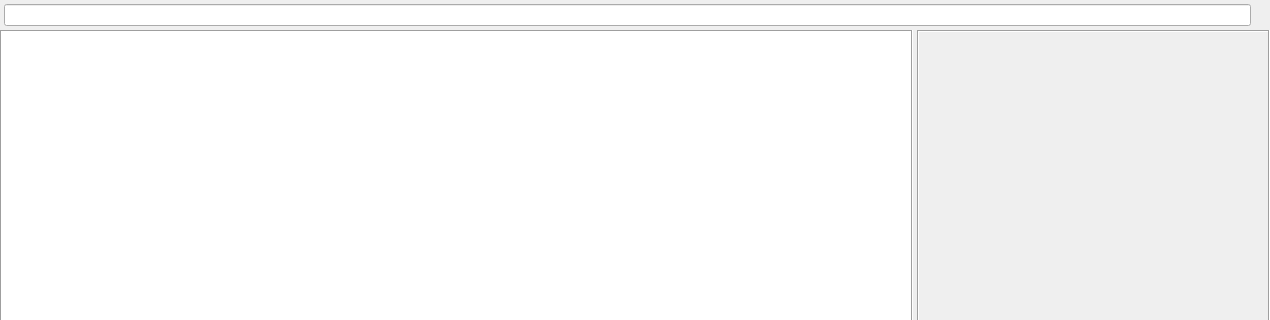
Above: src/home/flibrary/gui/ImageViewer.ui from heimdallr/books before the change; both pictures show x 0 to 1270 and y 0 to 320 of the 1270 by 677 pixel window. Below: the same form after it.
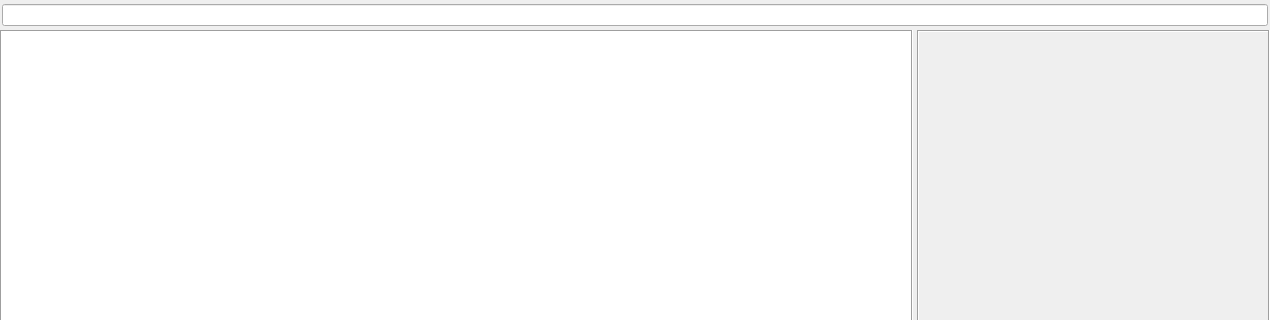
That is the form after the change. Icons and pictures are not drawn.

Patch:
```diff
--- a/src/home/flibrary/gui/ImageViewer.ui
+++ b/src/home/flibrary/gui/ImageViewer.ui
@@ -32,13 +32,13 @@
       <number>8</number>
      </property>
      <property name="leftMargin">
-      <number>4</number>
+      <number>2</number>
      </property>
      <property name="topMargin">
       <number>4</number>
      </property>
      <property name="rightMargin">
-      <number>4</number>
+      <number>2</number>
      </property>
      <property name="bottomMargin">
       <number>4</number>
@@ -46,9 +46,6 @@
      <item>
       <widget class="QLineEdit" name="filter"/>
      </item>
-     <item>
-      <widget class="QLabel" name="count"/>
-     </item>
     </layout>
    </item>
    <item>
```
Left out of the diff: 2 changed lines with no effect on the pictures.
